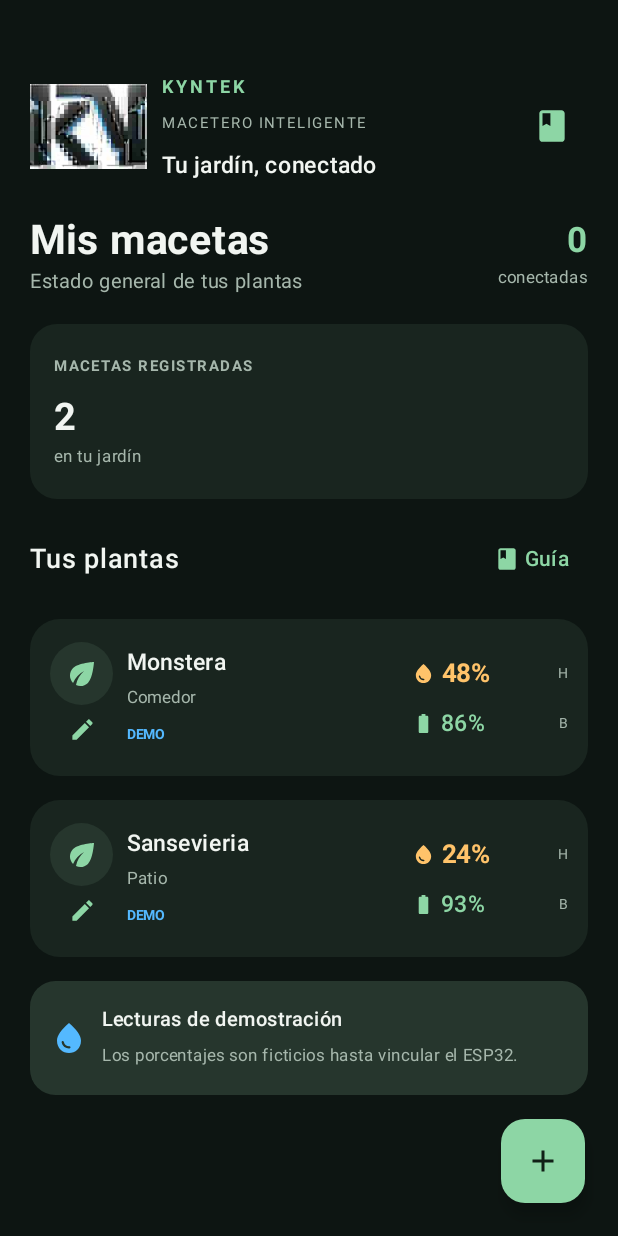
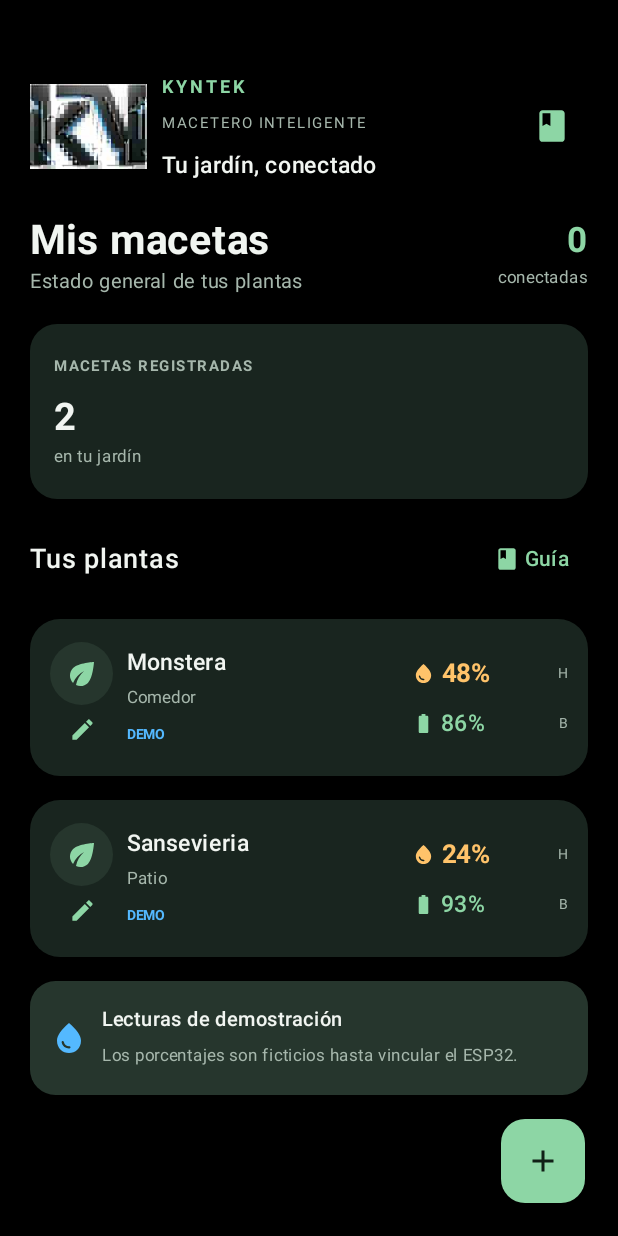
Before and after one commit to frondesignk-oss/Kyntek-Macetero, an Android app built with Jetpack Compose: the screen it shows after launch (MainActivity), on a phone screen of 412 x 824 dp. Run offline under Robolectric (Android 15) with nearby library versions, the phone set to English and light mode, and no system bars.

Commit message:
Cambiar fondo general de la app a negro

```diff
--- a/app/src/main/java/com/aplifans/smartpot/MainActivity.kt
+++ b/app/src/main/java/com/aplifans/smartpot/MainActivity.kt
@@ -29,7 +29,7 @@ import androidx.compose.ui.unit.dp
 import androidx.compose.ui.unit.sp
 
 private val Green = Color(0xFF8DD6A5)
-private val Background = Color(0xFF0D1512)
+private val Background = Color(0xFF000000)
 private val Panel = Color(0xFF19251F)
 private val PanelSoft = Color(0xFF26362D)
 private val Muted = Color(0xFFA6B7AC)
```
